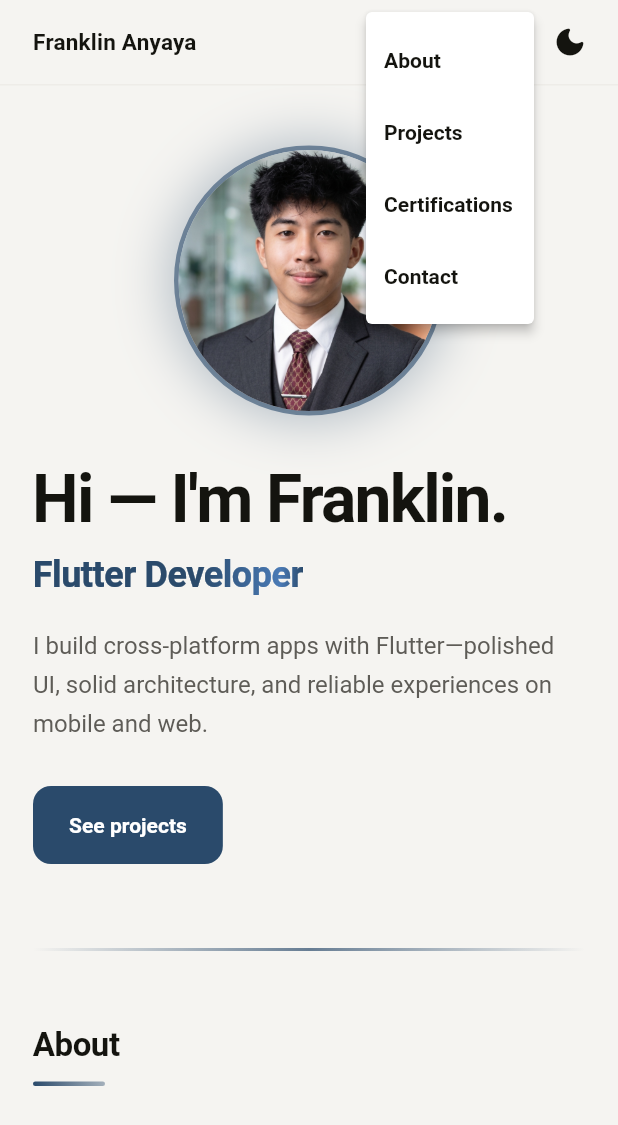
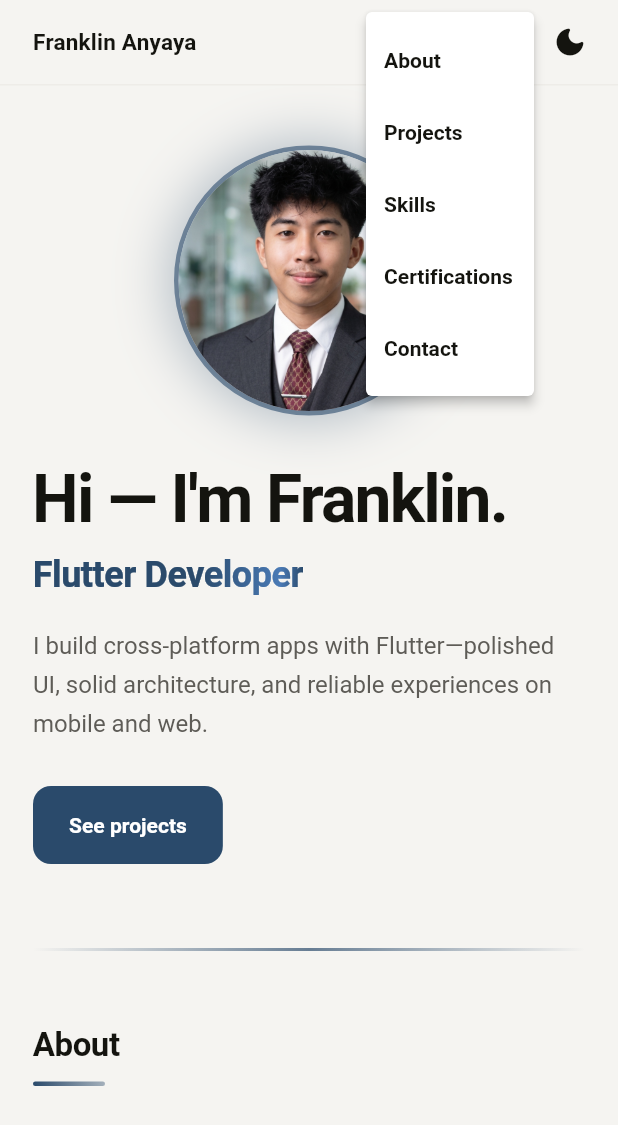
Before and after one commit to Franklin-CA/personal_portfolio, a Flutter app: the screen it shows after launch, after a tap on the "more vert" icon, on a phone screen of 412 x 824 dp. Shown: the top 1125 px of the screen. Run offline on Flutter 3.47's test engine with Material 3 defaults, Android fonts, the phone set to English and light mode, and no system bars.

Commit message:
feat: Added Tech Skills

```diff
--- a/lib/data/portfolio_content.dart
+++ b/lib/data/portfolio_content.dart
@@ -18,6 +18,27 @@ class PortfolioContent {
       'I care about maintainable code, accessible interfaces, and apps that feel fast and intentional.';
 
   static const String projectsTitle = 'Projects';
+
+  static const String skillsTitle = 'Technical Skills';
+  static const List<SkillGroup> skills = [
+    SkillGroup(
+      category: 'Frameworks & Core',
+      skills: ['Flutter', 'Dart', 'Firebase', 'REST APIs'],
+    ),
+    SkillGroup(
+      category: 'Architecture & State',
+      skills: ['Provider', 'Riverpod', 'BLoC', 'Clean Architecture'],
+    ),
+    SkillGroup(
+      category: 'Tools & Platforms',
+      skills: ['Git', 'GitHub', 'Figma', 'Play Store / App Store', 'OpenStreetMap (OSM)'],
+    ),
+    SkillGroup(
+      category: 'AI & Orchestration',
+      skills: ['AI-Assisted Development', 'AI Integrations'],
+    ),
+  ];
+
   static const String certificationsTitle = 'Certifications';
   static const List<Certification> certifications = [
     Certification(
@@ -102,3 +123,13 @@ class Project {
   final String? repoUrl;
   final String? liveUrl;
 }
+
+class SkillGroup {
+  const SkillGroup({
+    required this.category,
+    required this.skills,
+  });
+
+  final String category;
+  final List<String> skills;
+}
--- a/lib/main.dart
+++ b/lib/main.dart
@@ -1,5 +1,4 @@
 import 'package:flutter/material.dart';
-
 import 'data/portfolio_content.dart';
 import 'pages/portfolio_home.dart';
 import 'theme/app_theme.dart';
--- a/lib/pages/portfolio_home.dart
+++ b/lib/pages/portfolio_home.dart
@@ -8,9 +8,11 @@ import '../widgets/fade_slide_in.dart';
 import '../widgets/frosted_app_bar_bg.dart';
 import '../widgets/gradient_divider.dart';
 import '../widgets/hero_section.dart';
+import '../widgets/infinite_skill_marquee.dart';
 import '../widgets/nav_link.dart';
 import '../widgets/project_card.dart';
 import '../widgets/section_heading.dart';
+import '../widgets/skill_group_card.dart';
 
 // ──────────────────────────────────────────────────────────────────────────────
 // Home page
@@ -34,6 +36,7 @@ class _PortfolioHomeState extends State<PortfolioHome> {
   final ScrollController _scroll = ScrollController();
   final GlobalKey _aboutKey = GlobalKey();
   final GlobalKey _projectsKey = GlobalKey();
+  final GlobalKey _skillsKey = GlobalKey();
   final GlobalKey _certificationsKey = GlobalKey();
   final GlobalKey _contactKey = GlobalKey();
 
@@ -165,6 +168,13 @@ class _PortfolioHomeState extends State<PortfolioHome> {
                         ),
                       ),
                       Tooltip(
+                        message: 'Jump to Skills',
+                        child: NavLink(
+                          label: 'Skills',
+                          onTap: () => _scrollTo(_skillsKey),
+                        ),
+                      ),
+                      Tooltip(
                         message: 'Jump to Certifications',
                         child: NavLink(
                           label: 'Certifications',
@@ -185,6 +195,7 @@ class _PortfolioHomeState extends State<PortfolioHome> {
                         onSelected: (v) {
                           if (v == 'about') _scrollTo(_aboutKey);
                           if (v == 'projects') _scrollTo(_projectsKey);
+                          if (v == 'skills') _scrollTo(_skillsKey);
                           if (v == 'certifications') {
                             _scrollTo(_certificationsKey);
                           }
@@ -194,6 +205,7 @@ class _PortfolioHomeState extends State<PortfolioHome> {
                           PopupMenuItem(value: 'about', child: Text('About')),
                           PopupMenuItem(
                               value: 'projects', child: Text('Projects')),
+                          PopupMenuItem(value: 'skills', child: Text('Skills')),
                           PopupMenuItem(
                             value: 'certifications',
                             child: Text('Certifications'),
@@ -285,8 +297,43 @@ class _PortfolioHomeState extends State<PortfolioHome> {
                               ),
                             ),
 
-                            const SizedBox(height: 56),
+                            const SizedBox(height: 64),
+                          ],
+                        ),
+                      ),
+                    ),
+                  ),
+                ),
 
+                // ═════════════════════════════════════════════════
+                // CAROUSEL (Full Width, Modern Edge-to-Edge)
+                // ═════════════════════════════════════════════════
+                SliverToBoxAdapter(
+                  child: Padding(
+                    padding: const EdgeInsets.symmetric(vertical: 16),
+                    child: FadeSlideIn(
+                      direction: SlideDirection.up,
+                      delay: const Duration(milliseconds: 300),
+                      child: const InfiniteSkillsSection(),
+                    ),
+                  ),
+                ),
+
+                // ── Bottom Page Body ──
+                SliverToBoxAdapter(
+                  child: Center(
+                    child: ConstrainedBox(
+                      constraints: const BoxConstraints(maxWidth: maxW),
+                      child: Padding(
+                        padding: EdgeInsets.fromLTRB(
+                          pad,
+                          40,
+                          pad,
+                          64 + bottomInset,
+                        ),
+                        child: Column(
+                          crossAxisAlignment: CrossAxisAlignment.start,
+                          children: [
                             // ═════════════════════════════════════════════════
                             // PROJECTS
                             // ═════════════════════════════════════════════════
@@ -315,6 +362,32 @@ class _PortfolioHomeState extends State<PortfolioHome> {
                                   titleStyle: t.titleMedium!,
                                   mutedStyle: t.bodyMedium!,
                                 ),
+                              );
+                            }),
+
+                            const SizedBox(height: 56),
+
+                            // ═════════════════════════════════════════════════
+                            // SKILLS
+                            // ═════════════════════════════════════════════════
+                            FadeSlideIn(
+                              direction: SlideDirection.left,
+                              delay: const Duration(milliseconds: 100),
+                              child: SectionHeading(
+                                key: _skillsKey,
+                                text: PortfolioContent.skillsTitle,
+                              ),
+                            ),
+                            const SizedBox(height: 32),
+                            ...PortfolioContent.skills
+                                .asMap()
+                                .entries
+                                .map((entry) {
+                              return FadeSlideIn(
+                                direction: SlideDirection.up,
+                                delay: Duration(
+                                    milliseconds: 100 + entry.key * 100),
+                                child: SkillGroupCard(skillGroup: entry.value),
                               );
                             }),
 
--- /dev/null
+++ b/lib/widgets/infinite_skill_marquee.dart
@@ -0,0 +1,216 @@
+import 'package:flutter/material.dart';
+import 'package:flutter/scheduler.dart';
+
+import '../data/portfolio_content.dart';
+
+class InfiniteSkillsSection extends StatelessWidget {
+  const InfiniteSkillsSection({super.key});
+
+  @override
+  Widget build(BuildContext context) {
+    if (PortfolioContent.skills.isEmpty) return const SizedBox.shrink();
+
+    // Flatten all skills into a single list and remove any redundancy/duplicates
+    final Set<String> uniqueSkills = {};
+    for (var group in PortfolioContent.skills) {
+      uniqueSkills.addAll(group.skills);
+    }
+
+    final allSkills = uniqueSkills.toList();
+    if (allSkills.isEmpty) return const SizedBox.shrink();
+
+    // ShaderMask adds a premium fade-out effect on the left and right edges of the screen
+    return ShaderMask(
+      shaderCallback: (Rect bounds) {
+        return LinearGradient(
+          begin: Alignment.centerLeft,
+          end: Alignment.centerRight,
+          colors: [
+            Colors.transparent,
+            Theme.of(context).colorScheme.surface,
+            Theme.of(context).colorScheme.surface,
+            Colors.transparent,
+          ],
+          stops: const [0.0, 0.05, 0.95, 1.0],
+        ).createShader(bounds);
+      },
+      blendMode: BlendMode.dstIn,
+      child: _MarqueeRow(
+        skills: allSkills,
+        // standard scrolling natively pulls content from the right to the left
+        reverse: false,
+      ),
+    );
+  }
+}
+
+class _MarqueeRow extends StatefulWidget {
+  final List<String> skills;
+  final bool reverse;
+
+  const _MarqueeRow({required this.skills, required this.reverse});
+
+  @override
+  State<_MarqueeRow> createState() => _MarqueeRowState();
+}
+
+class _MarqueeRowState extends State<_MarqueeRow>
+    with SingleTickerProviderStateMixin {
+  late ScrollController _scrollController;
+  late Ticker _ticker;
+  double _scrollPosition = 0.0;
+
+  // Removed explicit fixed scrollSpeed class variable to inline it safely inside the ticker
+
+  @override
+  void initState() {
+    super.initState();
+    // Start somewhere far so that "reverse" scrolling doesn't hit 0 immediately.
+    final initialOffset = widget.reverse ? 100000.0 : 0.0;
+    _scrollPosition = initialOffset;
+    _scrollController = ScrollController(initialScrollOffset: initialOffset);
+
+    _ticker = createTicker((elapsed) {
+      if (!_scrollController.hasClients) {
+        // CRITICAL FIX: If clients aren't attached yet on the first frame,
+        // the Ticker will silently die because no layout changes were requested.
+        // We force a rebuild here to keep the engine rendering until clients attach!
+        if (mounted) setState(() {});
+        return;
+      }
+
+      // Speed bumped slightly so the movement is immediately obvious
+      const double speed = 1.2;
+      _scrollPosition += widget.reverse ? -speed : speed;
+
+      // Handle the edge case if scrolling backward hits 0
+      if (_scrollPosition <= 0 && widget.reverse) {
+        _scrollPosition = 100000.0;
+      }
+
+      _scrollController.jumpTo(_scrollPosition);
+    });
+
+    // Guarantee that standard layout is fully completed before attempting to tick
+    WidgetsBinding.instance.addPostFrameCallback((_) {
+      if (mounted && !_ticker.isActive) {
+        _ticker.start();
+      }
+    });
+  }
+
+  @override
+  void didUpdateWidget(_MarqueeRow oldWidget) {
+    super.didUpdateWidget(oldWidget);
+    if (!_ticker.isActive) {
+      _ticker.start();
+    }
+  }
+
+  @override
+  void dispose() {
+    _ticker.dispose();
+    _scrollController.dispose();
+    super.dispose();
+  }
+
+  @override
+  Widget build(BuildContext context) {
+    // We duplicate the items visually to ensure there are always enough items to fill the screen initially
+    // even if the user only specifies a few skills.
+    final extendedSkills = [
+      ...widget.skills,
+      ...widget.skills,
+      ...widget.skills,
+      ...widget.skills,
+    ];
+
+    return SizedBox(
+      height: 70, // Increased height slightly to accommodate beautiful drop shadows
+      child: ListView.builder(
+        controller: _scrollController,
+        scrollDirection: Axis.horizontal,
+        physics: const NeverScrollableScrollPhysics(),
+        // Make it genuinely infinite
+        itemBuilder: (context, index) {
+          final skillIndex = index % extendedSkills.length;
+          final skill = extendedSkills[skillIndex];
+
+          return Padding(
+            padding: const EdgeInsets.symmetric(horizontal: 10, vertical: 8),
+            child: Center(
+              child: _GlassSkillChip(skill: skill),
+            ),
+          );
+        },
+      ),
+    );
+  }
+}
+
+class _GlassSkillChip extends StatefulWidget {
+  final String skill;
+
+  const _GlassSkillChip({required this.skill});
+
+  @override
+  State<_GlassSkillChip> createState() => _GlassSkillChipState();
+}
+
+class _GlassSkillChipState extends State<_GlassSkillChip> {
+  bool _isHovered = false;
+
+  @override
+  Widget build(BuildContext context) {
+    final scheme = Theme.of(context).colorScheme;
+    final textTheme = Theme.of(context).textTheme;
+
+    return MouseRegion(
+      onEnter: (_) => setState(() => _isHovered = true),
+      onExit: (_) => setState(() => _isHovered = false),
+      cursor: SystemMouseCursors.basic,
+      child: AnimatedContainer(
+        duration: const Duration(milliseconds: 300),
+        curve: Curves.easeOutCubic,
+        transform: Matrix4.translationValues(0, _isHovered ? -4 : 0, 0),
+        padding: const EdgeInsets.symmetric(horizontal: 24, vertical: 12),
+        decoration: BoxDecoration(
+          color: _isHovered
+              ? scheme.primary
+              : scheme.surfaceContainerHighest.withValues(alpha: 0.35),
+          borderRadius: BorderRadius.circular(30),
+          border: Border.all(
+            color: _isHovered
+                ? scheme.primary
+                : scheme.outline.withValues(alpha: 0.15),
+            width: 1,
+          ),
+          boxShadow: _isHovered
+              ? [
+                  BoxShadow(
+                    color: scheme.primary.withValues(alpha: 0.35),
+                    blurRadius: 16,
+                    offset: const Offset(0, 8),
+                  )
+                ]
+              : [
+                  BoxShadow(
+                    color: Colors.black.withValues(alpha: 0.04),
+                    blurRadius: 8,
+                    offset: const Offset(0, 2),
+                  )
+                ],
+        ),
+        child: AnimatedDefaultTextStyle(
+          duration: const Duration(milliseconds: 300),
+          style: textTheme.titleSmall!.copyWith(
+            color: _isHovered ? scheme.onPrimary : scheme.onSurface,
+            fontWeight: FontWeight.w700,
+            letterSpacing: 0.4,
+          ),
+          child: Text(widget.skill),
+        ),
+      ),
+    );
+  }
+}
--- /dev/null
+++ b/lib/widgets/skill_group_card.dart
@@ -0,0 +1,154 @@
+import 'package:flutter/material.dart';
+
+import '../data/portfolio_content.dart';
+
+class SkillGroupCard extends StatefulWidget {
+  const SkillGroupCard({
+    super.key,
+    required this.skillGroup,
+  });
+
+  final SkillGroup skillGroup;
+
+  @override
+  State<SkillGroupCard> createState() => _SkillGroupCardState();
+}
+
+class _SkillGroupCardState extends State<SkillGroupCard> {
+  bool _isHovered = false;
+
+  @override
+  Widget build(BuildContext context) {
+    final scheme = Theme.of(context).colorScheme;
+    final textTheme = Theme.of(context).textTheme;
+
+    return Container(
+      width: double.infinity,
+      margin: const EdgeInsets.only(bottom: 16),
+      child: MouseRegion(
+        onEnter: (_) => setState(() => _isHovered = true),
+        onExit: (_) => setState(() => _isHovered = false),
+        child: AnimatedContainer(
+          duration: const Duration(milliseconds: 300),
+          curve: Curves.easeOutCubic,
+          padding: const EdgeInsets.all(20),
+          decoration: BoxDecoration(
+            color: scheme.surface,
+            borderRadius: BorderRadius.circular(16),
+            border: Border.all(
+              color: _isHovered
+                  ? scheme.primary.withValues(alpha: 0.4)
+                  : scheme.outline.withValues(alpha: 0.15),
+              width: 1,
+            ),
+            boxShadow: [
+              BoxShadow(
+                color: _isHovered
+                    ? scheme.primary.withValues(alpha: 0.08)
+                    : Colors.black.withValues(alpha: 0.02),
+                blurRadius: _isHovered ? 20 : 8,
+                offset: Offset(0, _isHovered ? 6 : 2),
+              ),
+            ],
+          ),
+          child: Column(
+            crossAxisAlignment: CrossAxisAlignment.start,
+            children: [
+              // Category Heading
+              Row(
+                children: [
+                  Container(
+                    width: 4,
+                    height: 18,
+                    decoration: BoxDecoration(
+                      color: scheme.primary,
+                      borderRadius: BorderRadius.circular(2),
+                    ),
+                  ),
+                  const SizedBox(width: 12),
+                  AnimatedDefaultTextStyle(
+                    duration: const Duration(milliseconds: 200),
+                    style: textTheme.titleSmall!.copyWith(
+                      fontWeight: FontWeight.bold,
+                      color: _isHovered ? scheme.primary : scheme.onSurface,
+                      letterSpacing: 0.3,
+                    ),
+                    child: Text(widget.skillGroup.category),
+                  ),
+                ],
+              ),
+              const SizedBox(height: 16),
+              // Skills Wrap
+              Wrap(
+                spacing: 8,
+                runSpacing: 8,
+                children: widget.skillGroup.skills.map((skill) {
+                  return _SkillChip(skill: skill);
+                }).toList(),
+              ),
+            ],
+          ),
+        ),
+      ),
+    );
+  }
+}
+
+class _SkillChip extends StatefulWidget {
+  const _SkillChip({required this.skill});
+  final String skill;
+
+  @override
+  State<_SkillChip> createState() => _SkillChipState();
+}
+
+class _SkillChipState extends State<_SkillChip> {
+  bool _isHovered = false;
+
+  @override
+  Widget build(BuildContext context) {
+    final scheme = Theme.of(context).colorScheme;
+    final textTheme = Theme.of(context).textTheme;
+
+    return MouseRegion(
+      onEnter: (_) => setState(() => _isHovered = true),
+      onExit: (_) => setState(() => _isHovered = false),
+      cursor: SystemMouseCursors.basic,
+      child: AnimatedContainer(
+        duration: const Duration(milliseconds: 200),
+        curve: Curves.easeOutCubic,
+        transform: Matrix4.translationValues(0, _isHovered ? -2 : 0, 0),
+        padding: const EdgeInsets.symmetric(horizontal: 14, vertical: 8),
+        decoration: BoxDecoration(
+          color: _isHovered
+              ? scheme.primary
+              : scheme.primary.withValues(alpha: 0.04),
+          borderRadius: BorderRadius.circular(12),
+          border: Border.all(
+            color: _isHovered
+                ? scheme.primary
+                : scheme.primary.withValues(alpha: 0.15),
+            width: 1,
+          ),
+          boxShadow: _isHovered
+              ? [
+                  BoxShadow(
+                    color: scheme.primary.withValues(alpha: 0.25),
+                    blurRadius: 8,
+                    offset: const Offset(0, 4),
+                  )
+                ]
+              : null,
+        ),
+        child: AnimatedDefaultTextStyle(
+          duration: const Duration(milliseconds: 200),
+          style: textTheme.bodySmall!.copyWith(
+            color: _isHovered ? scheme.onPrimary : scheme.primary,
+            fontWeight: FontWeight.w600,
+          ),
+          child: Text(widget.skill),
+        ),
+      ),
+    );
+  }
+}
```
